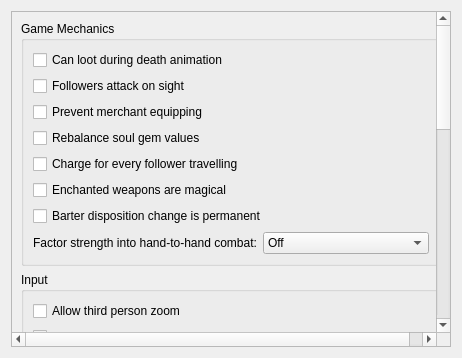
This is files/ui/advancedpage.ui in nikamigaming-create/nikami-openmw-lab as Qt 5 draws it before an edit. The edited form follows.
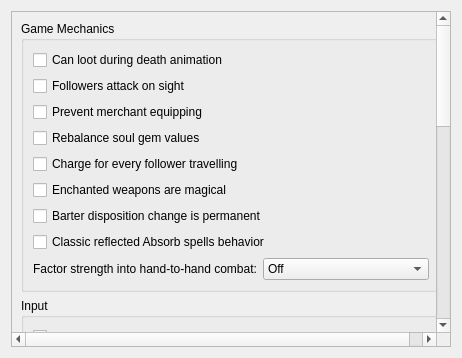
This is the edited form.

Commit message: Rename reflected absorb spells setting and add it to Advanced tab

The edit to the form file:
```diff
--- a/files/ui/advancedpage.ui
+++ b/files/ui/advancedpage.ui
@@ -86,6 +86,16 @@
             </property>
            </widget>
           </item>
+          <item>
+           <widget class="QCheckBox" name="classicReflectedAbsorbSpellsCheckBox">
+            <property name="toolTip">
+             <string>&lt;html&gt;&lt;head/&gt;&lt;body&gt;&lt;p&gt;Effects of reflected Absorb spells are not mirrored -- like in Morrowind.&lt;/p&gt;&lt;/body&gt;&lt;/html&gt;</string>
+            </property>
+            <property name="text">
+             <string>Classic reflected Absorb spells behavior</string>
+            </property>
+           </widget>
+          </item>
           <item alignment="Qt::AlignLeft">
            <widget class="QWidget" name="unarmedFactorsStrengthGroup" native="true">
             <property name="toolTip">
```
Left out of the diff: 2 changed lines with no effect on the pictures. The commit also changes 4 other files.
